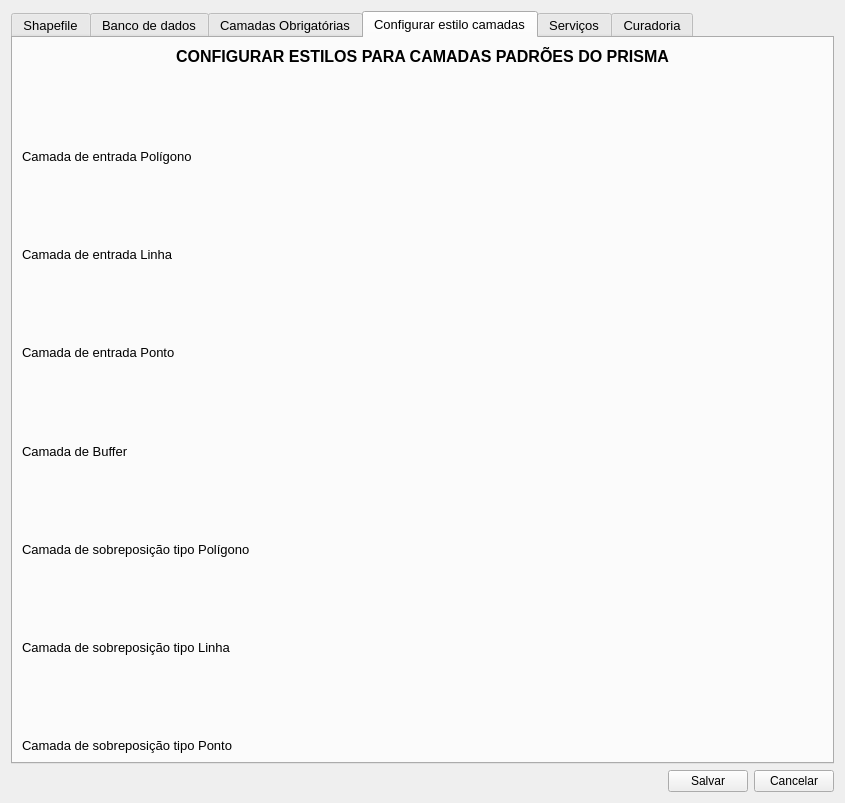
Above: settings/config_window.ui from spuhub/prisma before the change. Below: the same form after it.
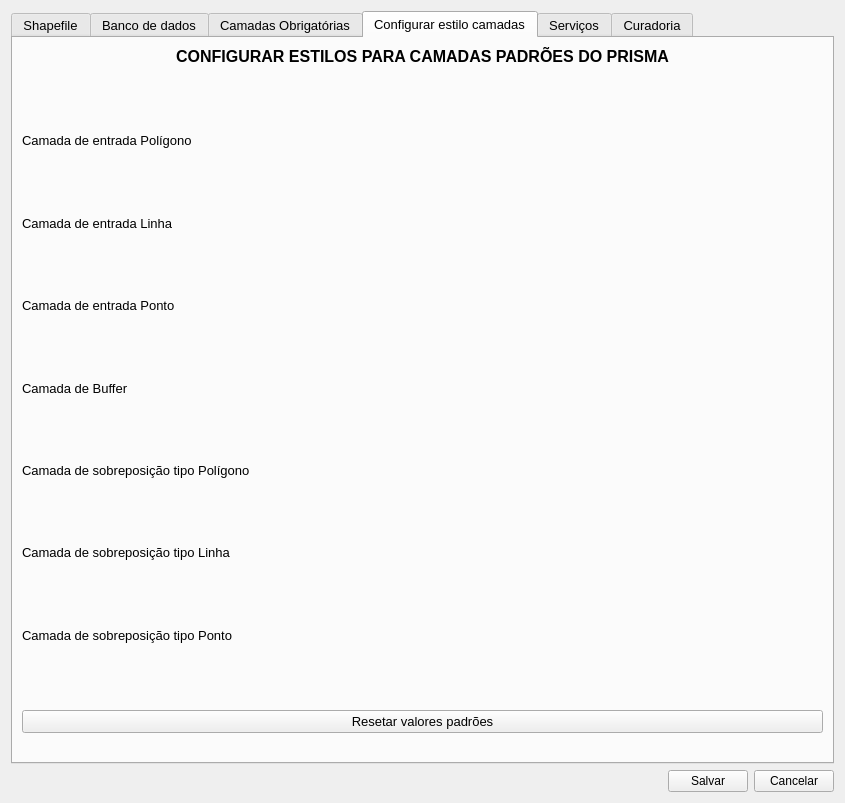
That is the form after the change. The open tabs and pages were chosen to show the change. Icons and pictures are not drawn. Custom widgets are drawn as their Qt base class.

Commit message: crud sld camadas default

The edit to the form file:
```diff
--- a/settings/config_window.ui
+++ b/settings/config_window.ui
@@ -1243,6 +1243,42 @@
            </item>
           </layout>
          </item>
+         <item>
+          <spacer name="verticalSpacer_10">
+           <property name="orientation">
+            <enum>Qt::Vertical</enum>
+           </property>
+           <property name="sizeHint" stdset="0">
+            <size>
+             <width>20</width>
+             <height>40</height>
+            </size>
+           </property>
+          </spacer>
+         </item>
+         <item>
+          <widget class="QPushButton" name="btn_reset_default_layers">
+           <property name="text">
+            <string>Resetar valores padrões</string>
+           </property>
+          </widget>
+         </item>
+         <item>
+          <spacer name="horizontalSpacer_14">
+           <property name="orientation">
+            <enum>Qt::Horizontal</enum>
+           </property>
+           <property name="sizeHint" stdset="0">
+            <size>
+             <width>40</width>
+             <height>20</height>
+            </size>
+           </property>
+          </spacer>
+         </item>
+         <item>
+          <layout class="QHBoxLayout" name="horizontalLayout_49"/>
+         </item>
         </layout>
        </item>
       </layout>
```
The commit also changes 6 other files.
